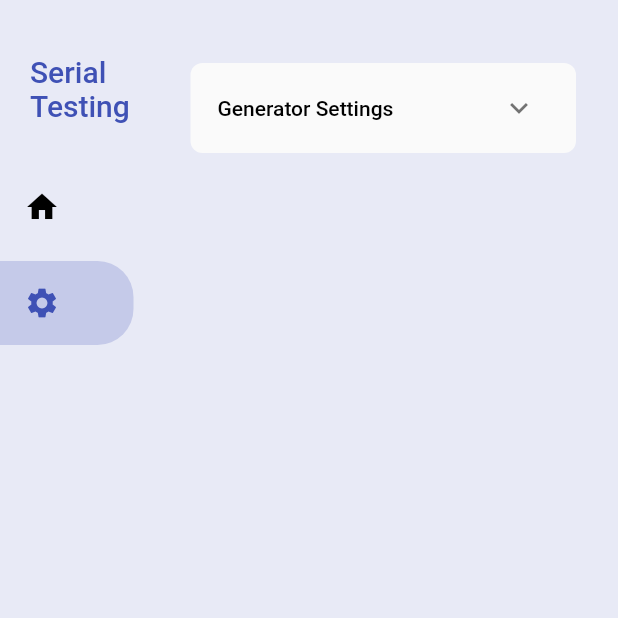
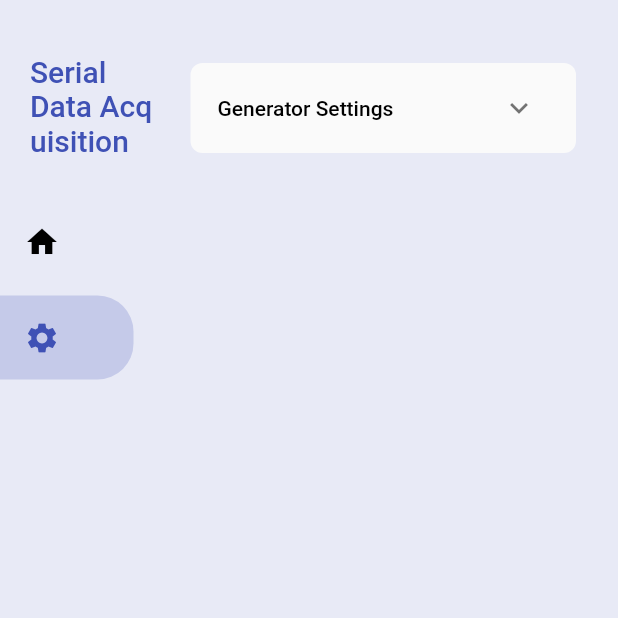
Before and after one commit to hareendranmg/serial_data_viewer, a Flutter app: the SettingsView screen opened by its route, after a tap on "Home", after a tap on "Settings", after a tap on "Generator Settings", on a phone screen of 412 x 824 dp, the top half of it. Run offline on Flutter 3.47's test engine with Material 2 defaults, Android fonts, the phone set to English and light mode, and no system bars; drawn by our look-alikes of expansion_tile_card; our stand-ins replace flutter_form_builder, form_builder_validators, get, shared_preferences; missing offline and left inert: flutter_libserialport, window_manager; accounts and stored records are empty.

Commit message:
STYLE: Label and color changes

```diff
--- a/lib/app/global_widgets/sidebar.dart
+++ b/lib/app/global_widgets/sidebar.dart
@@ -27,7 +27,7 @@ class SideBar extends StatelessWidget {
           const Padding(
             padding: EdgeInsets.only(top: 36, left: 20),
             child: Text(
-              'Serial Testing',
+              'Serial Data Acquisition',
               style: TextStyle(
                 fontSize: 20,
                 fontWeight: FontWeight.w500,
--- a/lib/app/modules/home/views/widgets/device_card.dart
+++ b/lib/app/modules/home/views/widgets/device_card.dart
@@ -71,7 +71,7 @@ class DeviceCard extends StatelessWidget {
                       child: Container(
                         padding: const EdgeInsets.all(12),
                         decoration: BoxDecoration(
-                          color: Colors.indigo.shade50,
+                          color: Colors.grey.shade200,
                           borderRadius: BorderRadius.circular(6),
                         ),
                         child: FormBuilderDropdown(
@@ -108,7 +108,7 @@ class DeviceCard extends StatelessWidget {
                       child: Container(
                         padding: const EdgeInsets.all(12),
                         decoration: BoxDecoration(
-                          color: Colors.indigo.shade50,
+                          color: Colors.grey.shade200,
                           borderRadius: BorderRadius.circular(6),
                         ),
                         child: FormBuilderDropdown<int>(
@@ -142,7 +142,7 @@ class DeviceCard extends StatelessWidget {
                       child: Container(
                         padding: const EdgeInsets.all(12),
                         decoration: BoxDecoration(
-                          color: Colors.indigo.shade50,
+                          color: Colors.grey.shade200,
                           borderRadius: BorderRadius.circular(6),
                         ),
                         child: FormBuilderDropdown<int>(
@@ -175,7 +175,7 @@ class DeviceCard extends StatelessWidget {
                       child: Container(
                         padding: const EdgeInsets.all(12),
                         decoration: BoxDecoration(
-                          color: Colors.indigo.shade50,
+                          color: Colors.grey.shade200,
                           borderRadius: BorderRadius.circular(6),
                         ),
                         child: FormBuilderDropdown<int>(
@@ -208,7 +208,7 @@ class DeviceCard extends StatelessWidget {
                       child: Container(
                         padding: const EdgeInsets.all(12),
                         decoration: BoxDecoration(
-                          color: Colors.indigo.shade50,
+                          color: Colors.grey.shade200,
                           borderRadius: BorderRadius.circular(6),
                         ),
                         child: FormBuilderDropdown<int>(
@@ -272,7 +272,7 @@ class CustomVerticalDivider extends StatelessWidget {
     return Container(
       height: 32,
       width: 1,
-      color: Colors.grey.shade300,
+      color: Colors.grey.shade200,
     );
   }
 }
@@ -341,7 +341,7 @@ class CustomVerticalDivider extends StatelessWidget {
 //                   child: Container(
 //                     padding: const EdgeInsets.all(12),
 //                     decoration: BoxDecoration(
-//                       color: Colors.indigo.shade50,
+//                       color: Colors.grey.shade200,
 //                       borderRadius: BorderRadius.circular(6),
 //                     ),
 //                     child: FormBuilderDropdown(
@@ -378,7 +378,7 @@ class CustomVerticalDivider extends StatelessWidget {
 //                   child: Container(
 //                     padding: const EdgeInsets.all(12),
 //                     decoration: BoxDecoration(
-//                       color: Colors.indigo.shade50,
+//                       color: Colors.grey.shade200,
 //                       borderRadius: BorderRadius.circular(6),
 //                     ),
 //                     child: FormBuilderDropdown<int>(
@@ -411,7 +411,7 @@ class CustomVerticalDivider extends StatelessWidget {
 //                   child: Container(
 //                     padding: const EdgeInsets.all(12),
 //                     decoration: BoxDecoration(
-//                       color: Colors.indigo.shade50,
+//                       color: Colors.grey.shade200,
 //                       borderRadius: BorderRadius.circular(6),
 //                     ),
 //                     child: FormBuilderDropdown<int>(
@@ -444,7 +444,7 @@ class CustomVerticalDivider extends StatelessWidget {
 //                   child: Container(
 //                     padding: const EdgeInsets.all(12),
 //                     decoration: BoxDecoration(
-//                       color: Colors.indigo.shade50,
+//                       color: Colors.grey.shade200,
 //                       borderRadius: BorderRadius.circular(6),
 //                     ),
 //                     child: FormBuilderDropdown<int>(
@@ -477,7 +477,7 @@ class CustomVerticalDivider extends StatelessWidget {
 //                   child: Container(
 //                     padding: const EdgeInsets.all(12),
 //                     decoration: BoxDecoration(
-//                       color: Colors.indigo.shade50,
+//                       color: Colors.grey.shade200,
 //                       borderRadius: BorderRadius.circular(6),
 //                     ),
 //                     child: FormBuilderDropdown<int>(
--- a/lib/app/modules/home/views/widgets/send_custom_data_card.dart
+++ b/lib/app/modules/home/views/widgets/send_custom_data_card.dart
@@ -70,11 +70,12 @@ class SendCustomDataCard extends StatelessWidget {
                     Text(
                       'Response (Size: ${controller.customResponse.byteSize})',
                     ),
-                    OutlinedButton.icon(
-                      onPressed: controller.saveCustomResponseToFile,
-                      icon: const Icon(Icons.save),
-                      label: const Text('Save to file'),
-                    ),
+                    if (controller.customResponse.isNotEmpty)
+                      OutlinedButton.icon(
+                        onPressed: controller.saveCustomResponseToFile,
+                        icon: const Icon(Icons.save),
+                        label: const Text('Save to file'),
+                      ),
                   ],
                 ),
                 HEIGHT_12,
--- a/lib/app/modules/home/views/widgets/send_generated_data_card.dart
+++ b/lib/app/modules/home/views/widgets/send_generated_data_card.dart
@@ -46,22 +46,17 @@ class SendGenratedDataCard extends StatelessWidget {
                 HEIGHT_12,
                 HEIGHT_12,
                 Row(
+                  mainAxisAlignment: MainAxisAlignment.spaceBetween,
                   children: [
                     Text(
                       'Response (Size: ${controller.generatedResponse.byteSize})',
                     ),
-                    const Spacer(),
-                    OutlinedButton.icon(
-                      label: const Text('Details'),
-                      icon: const Icon(Icons.info_outline),
-                      onPressed: () => controller.showGeneratedResponseDetails,
-                    ),
-                    WIDTH_12,
-                    OutlinedButton.icon(
-                      onPressed: controller.saveCustomResponseToFile,
-                      icon: const Icon(Icons.save),
-                      label: const Text('Save to file'),
-                    ),
+                    if (controller.generatedResponse.isNotEmpty)
+                      OutlinedButton.icon(
+                        onPressed: controller.saveCustomResponseToFile,
+                        icon: const Icon(Icons.save),
+                        label: const Text('Save to file'),
+                      ),
                   ],
                 ),
                 HEIGHT_12,
--- a/lib/app/utils/general_utils.dart
+++ b/lib/app/utils/general_utils.dart
@@ -8,7 +8,6 @@ Future<void> initializeApp() async {
 
   final windowOptions = WindowOptions(
     minimumSize: Size(Get.width * 0.5, Get.height * 0.8),
-    center: true,
     titleBarStyle: TitleBarStyle.normal,
     title: 'Serial Data Acquisition',
   );
```
